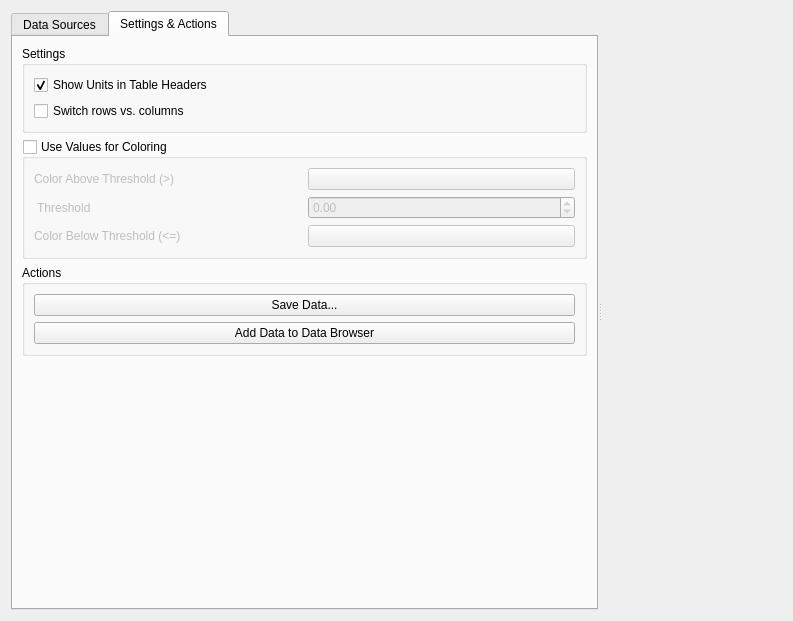
Qt form src/simulationworkbench/widgets/tablewidget_v1.ui (CSB-at-ZIB/BioPARKIN) before a commit.
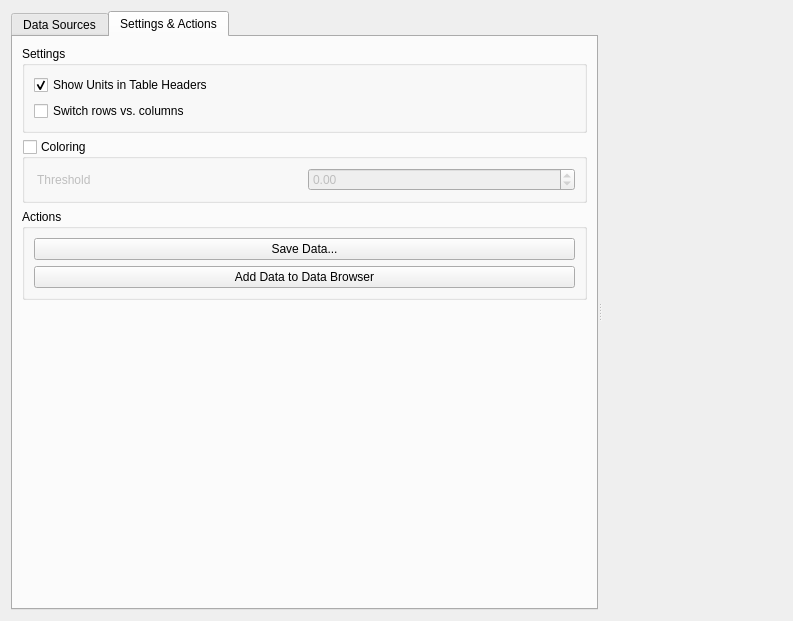
The same form after that commit. The open tabs and pages were chosen to show the change.

Commit message:
New feature: Basic coloring options for all result tables
Next todo: Make specialised version for subcondition tables.

```diff
--- a/src/simulationworkbench/widgets/tablewidget_v1.ui
+++ b/src/simulationworkbench/widgets/tablewidget_v1.ui
@@ -111,7 +111,7 @@
           <item>
            <widget class="QGroupBox" name="groupBox_Coloring">
             <property name="title">
-             <string>Use Values for Coloring</string>
+             <string>Coloring</string>
             </property>
             <property name="checkable">
              <bool>true</bool>
@@ -121,27 +121,13 @@
             </property>
             <layout class="QGridLayout" name="gridLayout">
              <item row="0" column="0">
-              <widget class="QLabel" name="label_Coloring_AboveThreshold">
-               <property name="text">
-                <string>Color Above Threshold (&gt;)</string>
-               </property>
-              </widget>
-             </item>
-             <item row="0" column="1">
-              <widget class="QPushButton" name="button_Coloring_AboveThreshold">
-               <property name="text">
-                <string/>
-               </property>
-              </widget>
-             </item>
-             <item row="1" column="0">
               <widget class="QLabel" name="label_Coloring_Threshold">
                <property name="text">
                 <string> Threshold</string>
                </property>
               </widget>
              </item>
-             <item row="1" column="1">
+             <item row="0" column="1">
               <widget class="QDoubleSpinBox" name="doubleSpinBox_Coloring_Threshold">
                <property name="minimum">
                 <double>-999999999.000000000000000</double>
@@ -151,20 +137,6 @@
                </property>
               </widget>
              </item>
-             <item row="2" column="0">
-              <widget class="QLabel" name="label_Coloring_BelowThreshold">
-               <property name="text">
-                <string>Color Below Threshold (&lt;=)</string>
-               </property>
-              </widget>
-             </item>
-             <item row="2" column="1">
-              <widget class="QPushButton" name="button_Coloring_BelowThreshold">
-               <property name="text">
-                <string/>
-               </property>
-              </widget>
-             </item>
             </layout>
            </widget>
           </item>
```
Left out of the diff: 8 changed lines with no effect on the pictures. The commit also changes 3 other files.
